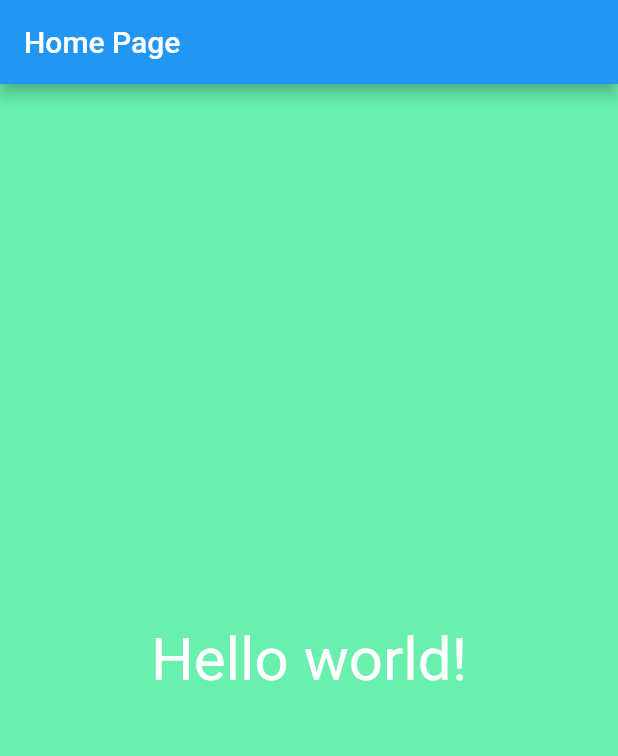
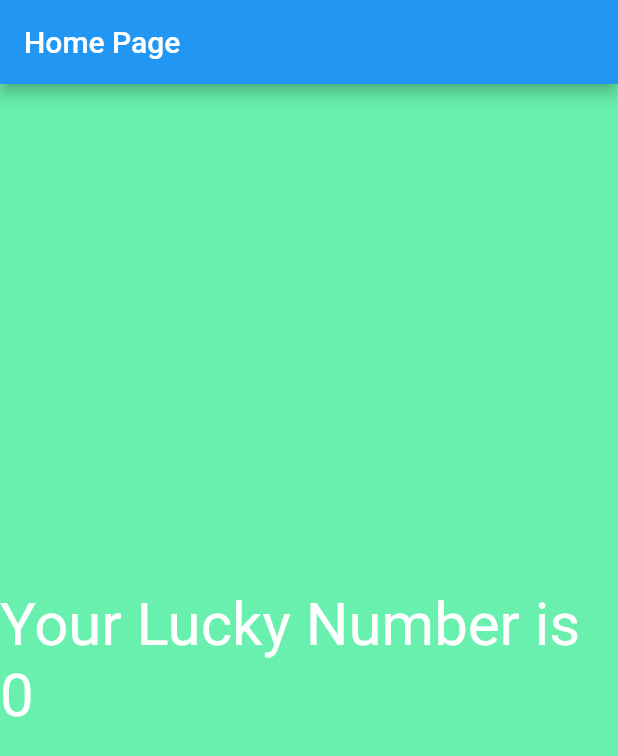
Before and after one commit to Ditto17/Flutter_App, a Flutter app: the screen it shows after launch, on a phone screen of 412 x 824 dp. Shown: the top 756 px of the screen. Run offline on Flutter 3.47's test engine with Material 2 defaults, Android fonts, the phone set to English and light mode, and no system bars.

Commit message:
small changes

```diff
--- a/lib/category.dart
+++ b/lib/category.dart
@@ -1,6 +1,9 @@
+import 'dart:math';
+
 import 'package:flutter/material.dart';
 
 class screen extends StatelessWidget {
+
   @override
   Widget build(BuildContext context) {
     // TODO: implement build
@@ -9,11 +12,20 @@ class screen extends StatelessWidget {
       color: Colors.greenAccent,
       child: Center(
         child: Text(
-          "Hello world!",
+          generateLuckyNumber(),
           textDirection: TextDirection.ltr,
           style: TextStyle(color: Colors.white, fontSize: 40.0),
         ),
       ),
     );
   }
+
+  String generateLuckyNumber() {
+
+    var random = Random();
+    int luckyNumber = random.nextInt(10);
+
+    return "Your Lucky Number is $luckyNumber";
+
+  }
 }
```
